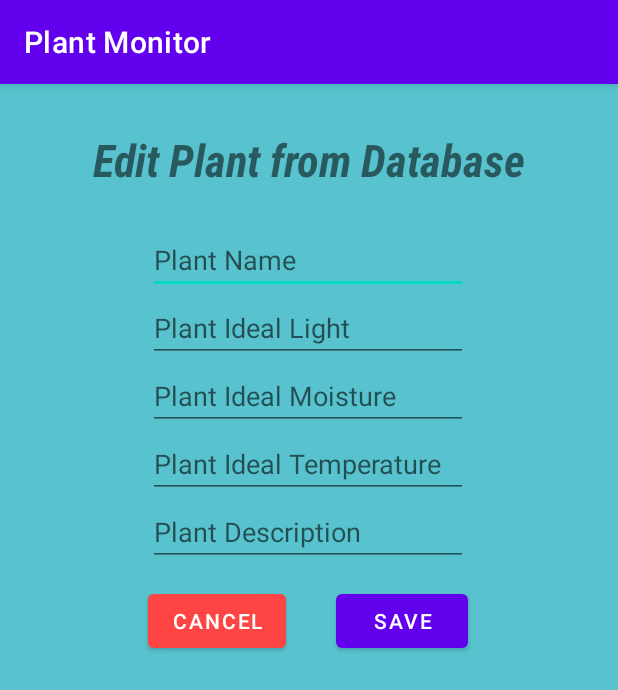
After one commit to ItsKarlito/healthyleaves, an Android app: the EditPlantCatalogActivity screen opened directly, with no data from a screen before it, on a phone screen of 412 x 824 dp. The commit adds this screen. Shown: the top 690 px of the screen. Run offline under Robolectric (Android 15) with nearby library versions, the phone set to English and light mode, and no system bars; our stand-ins replace Firebase (no records; nobody signed in at launch, a user with empty details on screens opened directly); 1 statement that could not run was skipped.

Commit message:
refactored the code, added the edit plant catalog feature including the activity, the button that goes to that activity with the adequate intent and the functionalities to the firebase database, fixed the bug in the catalog where it wouldn't load on the first display

```diff
--- a/software/PlantMonitor/app/src/main/AndroidManifest.xml
+++ b/software/PlantMonitor/app/src/main/AndroidManifest.xml
@@ -9,7 +9,8 @@
         android:roundIcon="@mipmap/ic_launcher_round"
         android:supportsRtl="true"
         android:theme="@style/Theme.PlantMonitor">
-        <activity android:name=".UserPlants.AddUserPlantActivity"></activity>
+        <activity android:name=".PlantCatalog.EditPlantCatalogActivity"></activity>
+        <activity android:name=".UserPlants.AddUserPlantActivity" />
         <activity android:name=".UserPlants.PlantMoistureDetailsActivity" />
         <activity android:name=".UserPlants.PlantTemperatureDetailsActivity" />
         <activity android:name=".UserPlants.PlantSettingsActivity" />
@@ -21,7 +22,7 @@
             android:label="@string/title_activity_home"
             android:theme="@style/Theme.PlantMonitor.NoActionBar" />
         <activity android:name=".PlantCatalog.PlantCatalogActivity" />
-        <activity android:name=".PlantCatalog.AddPlantToCatalogActivity" />
+        <activity android:name=".PlantCatalog.AddPlantCatalogActivity" />
         <activity android:name=".PlantActivity" />
         <activity android:name=".ListOfPlants" />
         <activity android:name=".Settings.ProfileActivity" />
--- a/software/PlantMonitor/app/src/main/java/com/example/plantmonitor/PlantCatalog/AddPlantToCatalogActivity.java
+++ b/software/PlantMonitor/app/src/main/java/com/example/plantmonitor/PlantCatalog/AddPlantCatalogActivity.java
@@ -14,9 +14,9 @@ import com.example.plantmonitor.R;
 import com.google.firebase.database.DatabaseReference;
 import com.google.firebase.database.FirebaseDatabase;
 
-public class AddPlantToCatalogActivity extends AppCompatActivity {
+public class AddPlantCatalogActivity extends AppCompatActivity {
 
-    private String TAG = "AddPlantDatabaseActivity";
+    private String TAG = "AddPlantCatalogActivity";
 
     private DatabaseReference databasePlants;
 
@@ -32,7 +32,7 @@ public class AddPlantToCatalogActivity extends AppCompatActivity {
     @Override
     protected void onCreate(Bundle savedInstanceState) {
         super.onCreate(savedInstanceState);
-        setContentView(R.layout.activity_add_plant_database);
+        setContentView(R.layout.activity_add_plant_catalog);
 
         databasePlants = FirebaseDatabase.getInstance().getReference("Plants");
 
--- /dev/null
+++ b/software/PlantMonitor/app/src/main/java/com/example/plantmonitor/PlantCatalog/EditPlantCatalogActivity.java
@@ -0,0 +1,104 @@
+package com.example.plantmonitor.PlantCatalog;
+
+import androidx.annotation.NonNull;
+import androidx.appcompat.app.AppCompatActivity;
+
+import android.content.Intent;
+import android.os.Bundle;
+import android.provider.ContactsContract;
+import android.util.Log;
+import android.view.View;
+import android.widget.Button;
+import android.widget.EditText;
+import android.widget.Toast;
+
+import com.example.plantmonitor.R;
+import com.google.firebase.database.DataSnapshot;
+import com.google.firebase.database.DatabaseError;
+import com.google.firebase.database.DatabaseReference;
+import com.google.firebase.database.FirebaseDatabase;
+import com.google.firebase.database.ValueEventListener;
+
+public class EditPlantCatalogActivity extends AppCompatActivity {
+    private String TAG = "EditPlantCatalogActivity";
+
+    private DatabaseReference databasePlants;
+
+    String plantKey = null;
+
+    EditText editTextPlantName = null;
+    EditText editTextPlantIdealLight = null;
+    EditText editTextPlantIdealMoisture = null;
+    EditText editTextPlantIdealTemperature = null;
+    EditText editTextPlantDescription = null;
+    Button buttonSavePlantDatabase = null;
+    Button buttonCancelPlantDatabase = null;
+
+    @Override
+    protected void onCreate(Bundle savedInstanceState) {
+        super.onCreate(savedInstanceState);
+        setContentView(R.layout.activity_edit_plant_catalog);
+
+        databasePlants = FirebaseDatabase.getInstance().getReference("Plants");
+
+        editTextPlantName = (EditText) findViewById(R.id.editTextPlantName);
+        editTextPlantIdealLight = (EditText) findViewById(R.id.editTextPlantIdealLight);
+        editTextPlantIdealMoisture = (EditText) findViewById(R.id.editTextPlantIdealMoisture);
+        editTextPlantIdealTemperature = (EditText) findViewById(R.id.editTextPlantIdealTemperature);
+        editTextPlantDescription = (EditText) findViewById(R.id.editTextPlantDescription);
+
+        Bundle bundle = getIntent().getExtras();
+        String tempPlantName = bundle.getString("plantName");
+        databasePlants.orderByChild("plantName").equalTo(tempPlantName).addListenerForSingleValueEvent(new ValueEventListener() {
+            @Override
+            public void onDataChange(@NonNull DataSnapshot dataSnapshot) {
+                for (DataSnapshot childSnapshot : dataSnapshot.getChildren()) {
+                    plantKey = childSnapshot.getKey();
+                    editTextPlantName.setText(childSnapshot.child("plantName").getValue(String.class));
+                    editTextPlantIdealLight.setText(Integer.toString(childSnapshot.child("plantIdealLight").getValue(Integer.class)));
+                    editTextPlantIdealMoisture.setText(Integer.toString(childSnapshot.child("plantIdealMoisture").getValue(Integer.class)));
+                    editTextPlantIdealTemperature.setText(Integer.toString(childSnapshot.child("plantIdealTemperature").getValue(Integer.class)));
+                    editTextPlantDescription.setText(childSnapshot.child("plantDescription").getValue(String.class));
+                }
+            }
+            @Override
+            public void onCancelled(@NonNull DatabaseError databaseError) {
+                Toast.makeText(getApplicationContext(), "listener for single value event cancelled", Toast.LENGTH_SHORT).show();
+            }
+        });
+
+        buttonSavePlantDatabase = (Button) findViewById(R.id.buttonSavePlantDatabase);
+        buttonSavePlantDatabase.setOnClickListener(new View.OnClickListener() {
+            @Override
+            public void onClick(View v) {
+                String plantName = editTextPlantName.getText().toString();
+                int plantIdealLight = Integer.parseInt(editTextPlantIdealLight.getText().toString());
+                int plantIdealMoisture = Integer.parseInt(editTextPlantIdealMoisture.getText().toString());
+                int plantIdealTemperature = Integer.parseInt(editTextPlantIdealTemperature.getText().toString());
+                String plantDescription = editTextPlantDescription.getText().toString();
+
+                Plant newPlant = new Plant(plantName, plantIdealLight, plantIdealMoisture, plantIdealTemperature, plantDescription);
+                databasePlants.child(plantKey).setValue(newPlant);
+
+                Log.d(TAG, newPlant.toString());
+                Toast.makeText(getApplicationContext(), "succesful plant entry", Toast.LENGTH_SHORT).show();
+                goToPlantCatalogActivity();
+            }
+        });
+
+        buttonCancelPlantDatabase = (Button) findViewById(R.id.buttonCancelPlantDatabase);
+        buttonCancelPlantDatabase.setOnClickListener(new View.OnClickListener() {
+            @Override
+            public void onClick(View v) {
+                Toast.makeText(getApplicationContext(), "cancelled plant entry", Toast.LENGTH_SHORT).show();
+                goToPlantCatalogActivity();
+            }
+        });
+    }
+
+    void goToPlantCatalogActivity() {
+        Intent intent = new Intent(this, PlantCatalogActivity.class);
+        startActivity(intent);
+        //finish()
+    }
+}
--- a/software/PlantMonitor/app/src/main/res/layout/activity_add_plant_database.xml
+++ b/software/PlantMonitor/app/src/main/res/layout/activity_add_plant_catalog.xml
@@ -5,7 +5,7 @@
     android:layout_width="match_parent"
     android:layout_height="match_parent"
     android:background="@color/colorBackground"
-    tools:context=".AddPlantDatabaseActivity">
+    tools:context=".PlantCatalog.AddPlantCatalogActivity">
 
     <TextView
         android:id="@+id/textViewAddPlantDatabaseActivityTitle"
--- /dev/null
+++ b/software/PlantMonitor/app/src/main/res/layout/activity_edit_plant_catalog.xml
@@ -0,0 +1,132 @@
+<?xml version="1.0" encoding="utf-8"?>
+<androidx.constraintlayout.widget.ConstraintLayout xmlns:android="http://schemas.android.com/apk/res/android"
+    xmlns:app="http://schemas.android.com/apk/res-auto"
+    xmlns:tools="http://schemas.android.com/tools"
+    android:layout_width="match_parent"
+    android:layout_height="match_parent"
+    android:background="@color/colorBackground"
+    tools:context=".PlantCatalog.EditPlantCatalogActivity">
+
+    <TextView
+        android:id="@+id/textViewAddPlantDatabaseActivityTitle"
+        android:layout_width="wrap_content"
+        android:layout_height="wrap_content"
+        android:fontFamily="sans-serif-condensed"
+        android:gravity="center"
+        android:text="Edit Plant from Database"
+        android:textSize="30sp"
+        android:textStyle="bold|italic"
+        app:layout_constraintBottom_toBottomOf="parent"
+        app:layout_constraintEnd_toEndOf="parent"
+        app:layout_constraintHorizontal_bias="0.496"
+        app:layout_constraintStart_toStartOf="parent"
+        app:layout_constraintTop_toTopOf="parent"
+        app:layout_constraintVertical_bias="0.041" />
+
+    <EditText
+        android:id="@+id/editTextPlantName"
+        android:layout_width="wrap_content"
+        android:layout_height="wrap_content"
+        android:layout_marginTop="24dp"
+        android:ems="10"
+        android:hint="Plant Name"
+        android:inputType="textPersonName"
+        android:text=""
+        app:layout_constraintBottom_toBottomOf="parent"
+        app:layout_constraintEnd_toEndOf="@+id/textViewAddPlantDatabaseActivityTitle"
+        app:layout_constraintStart_toStartOf="@+id/textViewAddPlantDatabaseActivityTitle"
+        app:layout_constraintTop_toBottomOf="@+id/textViewAddPlantDatabaseActivityTitle"
+        app:layout_constraintVertical_bias="0.0" />
+
+    <EditText
+        android:id="@+id/editTextPlantIdealLight"
+        android:layout_width="wrap_content"
+        android:layout_height="wrap_content"
+        android:layout_marginTop="0dp"
+        android:ems="10"
+        android:hint="Plant Ideal Light"
+        android:inputType="number"
+        android:text=""
+        app:layout_constraintBottom_toBottomOf="parent"
+        app:layout_constraintEnd_toEndOf="@+id/editTextPlantName"
+        app:layout_constraintHorizontal_bias="0.0"
+        app:layout_constraintStart_toStartOf="@+id/editTextPlantName"
+        app:layout_constraintTop_toBottomOf="@+id/editTextPlantName"
+        app:layout_constraintVertical_bias="0.0" />
+
+    <EditText
+        android:id="@+id/editTextPlantIdealMoisture"
+        android:layout_width="wrap_content"
+        android:layout_height="wrap_content"
+        android:ems="10"
+        android:hint="Plant Ideal Moisture"
+        android:inputType="number"
+        android:text=""
+        app:layout_constraintBottom_toBottomOf="parent"
+        app:layout_constraintEnd_toEndOf="@+id/editTextPlantIdealLight"
+        app:layout_constraintHorizontal_bias="1.0"
+        app:layout_constraintStart_toStartOf="@+id/editTextPlantIdealLight"
+        app:layout_constraintTop_toBottomOf="@+id/editTextPlantIdealLight"
+        app:layout_constraintVertical_bias="0.0" />
+
+    <EditText
+        android:id="@+id/editTextPlantIdealTemperature"
+        android:layout_width="wrap_content"
+        android:layout_height="wrap_content"
+        android:ems="10"
+        android:hint="Plant Ideal Temperature"
+        android:inputType="number"
+        android:text=""
+        app:layout_constraintBottom_toBottomOf="parent"
+        app:layout_constraintEnd_toEndOf="@+id/editTextPlantIdealMoisture"
+        app:layout_constraintHorizontal_bias="0.0"
+        app:layout_constraintStart_toStartOf="@+id/editTextPlantIdealMoisture"
+        app:layout_constraintTop_toBottomOf="@+id/editTextPlantIdealMoisture"
+        app:layout_constraintVertical_bias="0.0" />
+
+    <EditText
+        android:id="@+id/editTextPlantDescription"
+        android:layout_width="wrap_content"
+        android:layout_height="wrap_content"
+        android:layout_marginStart="4dp"
+        android:layout_marginLeft="4dp"
+        android:ems="10"
+        android:hint="Plant Description"
+        android:inputType="textPersonName"
+        android:text=""
+        app:layout_constraintBottom_toBottomOf="parent"
+        app:layout_constraintEnd_toEndOf="@+id/editTextPlantIdealTemperature"
+        app:layout_constraintHorizontal_bias="1.0"
+        app:layout_constraintStart_toStartOf="@+id/editTextPlantIdealTemperature"
+        app:layout_constraintTop_toBottomOf="@+id/editTextPlantIdealTemperature"
+        app:layout_constraintVertical_bias="0.0" />
+
+    <Button
+        android:id="@+id/buttonSavePlantDatabase"
+        android:layout_width="wrap_content"
+        android:layout_height="wrap_content"
+        android:layout_marginStart="120dp"
+        android:layout_marginLeft="120dp"
+        android:text="Save"
+        app:layout_constraintBottom_toBottomOf="parent"
+        app:layout_constraintEnd_toEndOf="@+id/editTextPlantDescription"
+        app:layout_constraintHorizontal_bias="1.0"
+        app:layout_constraintStart_toStartOf="@+id/editTextPlantDescription"
+        app:layout_constraintTop_toBottomOf="@+id/editTextPlantDescription"
+        app:layout_constraintVertical_bias="0.032" />
+
+    <Button
+        android:id="@+id/buttonCancelPlantDatabase"
+        android:layout_width="wrap_content"
+        android:layout_height="wrap_content"
+        android:backgroundTint="@android:color/holo_red_light"
+        android:text="Cancel"
+        app:layout_constraintBottom_toBottomOf="parent"
+        app:layout_constraintEnd_toEndOf="@+id/editTextPlantDescription"
+        app:layout_constraintHorizontal_bias="0.0"
+        app:layout_constraintStart_toStartOf="@+id/editTextPlantDescription"
+        app:layout_constraintTop_toBottomOf="@+id/editTextPlantDescription"
+        app:layout_constraintVertical_bias="0.032" />
+
+
+</androidx.constraintlayout.widget.ConstraintLayout>
--- a/software/PlantMonitor/app/src/main/res/layout/activity_plant_database.xml
+++ b/software/PlantMonitor/app/src/main/res/layout/activity_plant_catalog.xml
@@ -33,7 +33,7 @@
         app:layout_constraintVertical_bias="0.274" />
 
     <Button
-        android:id="@+id/buttonAddPlantDatabase"
+        android:id="@+id/buttonAddPlantCatalog"
         android:layout_width="328dp"
         android:layout_height="43dp"
         android:text="Add Plant"
--- a/software/PlantMonitor/app/src/main/res/layout/my_row.xml
+++ b/software/PlantMonitor/app/src/main/res/layout/my_row.xml
@@ -101,7 +101,7 @@
                 app:layout_constraintVertical_bias="0.3" />
 
             <Button
-                android:id="@+id/buttonEditPlant"
+                android:id="@+id/buttonEditPlantCatalog"
                 android:layout_width="wrap_content"
                 android:layout_height="wrap_content"
                 android:layout_marginEnd="16dp"
```
Also changed, not shown: software/PlantMonitor/app/src/main/java/com/example/plantmonitor/PlantCatalog/PlantCatalogActivity.java (+13 -14 lines), software/PlantMonitor/app/src/main/java/com/example/plantmonitor/ViewHelper/MyAdapter.java (renamed from software/PlantMonitor/app/src/main/java/com/example/plantmonitor/RecyclerView/MyAdapter.java, +17 -1 lines).
